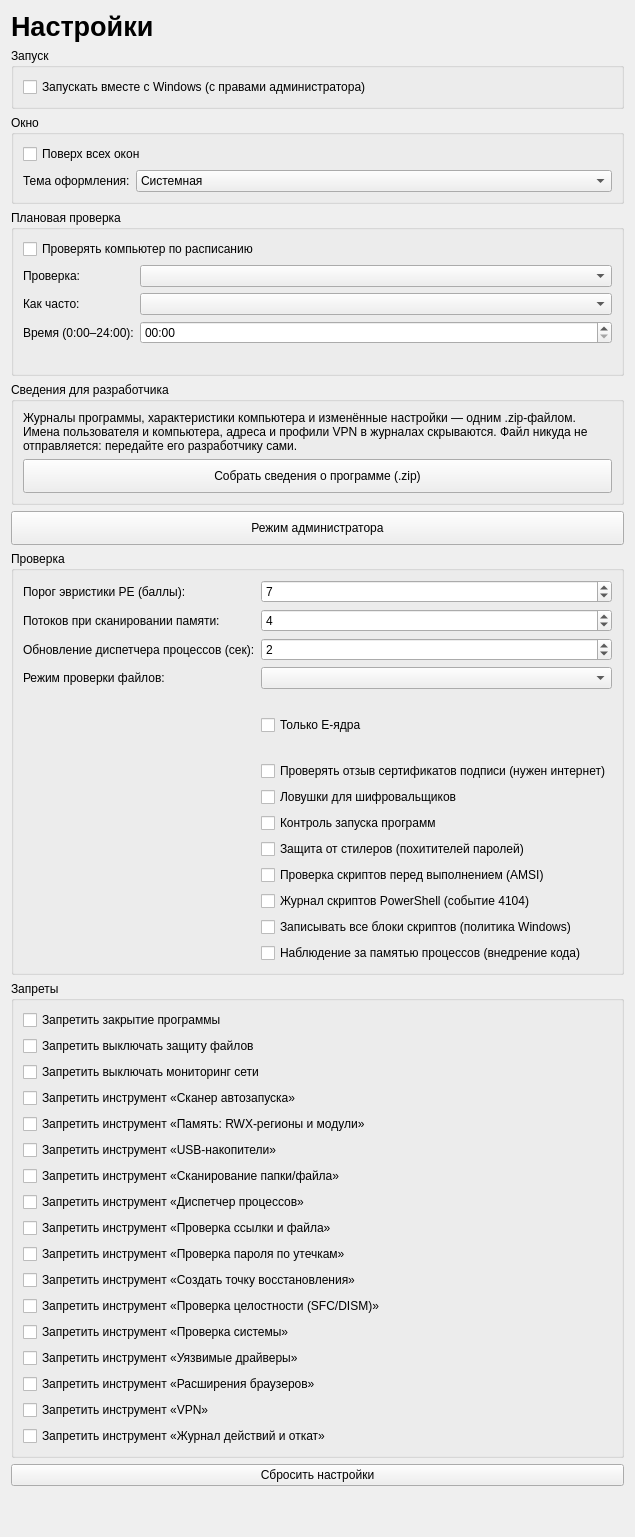
Before: the Qt Designer form ui/designer/settings_page.ui in UnLuck000/StretchBIT_AV, drawn with Qt 5.
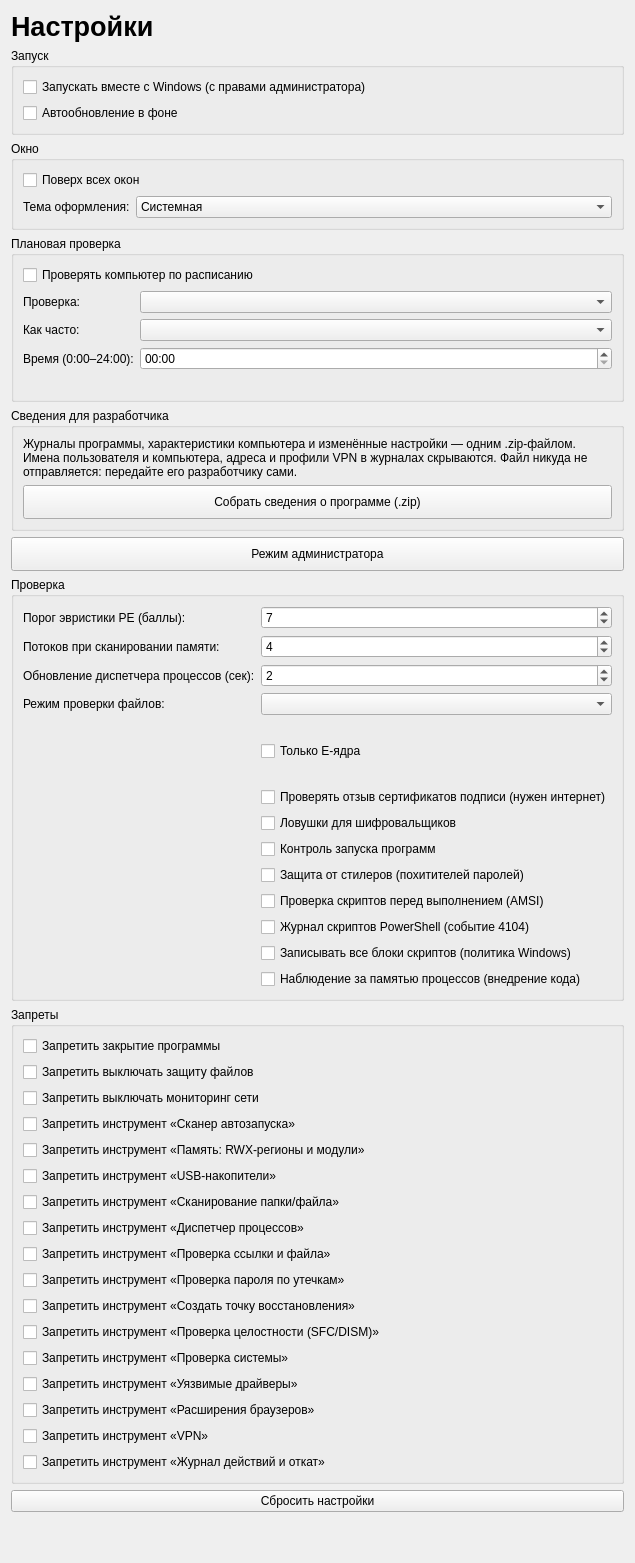
After: the same form once the commit is applied.

Commit message: Автообновление в фоне (настройка под пароль)

```diff
--- a/ui/designer/settings_page.ui
+++ b/ui/designer/settings_page.ui
@@ -14,6 +14,7 @@
      <property name="title"><string>Запуск</string></property>
      <layout class="QVBoxLayout" name="layoutStartup">
       <item><widget class="QCheckBox" name="chkAutostart"><property name="toolTip"><string>Задание планировщика Windows при входе в систему, с наивысшими правами: программа запускается от администратора без окна UAC. Создать или убрать задание можно только из программы, запущенной от администратора.</string></property><property name="text"><string>Запускать вместе с Windows (с правами администратора)</string></property></widget></item>
+       <item><widget class="QCheckBox" name="chkAutoUpdate"><property name="toolTip"><string>Новую версию программа скачает и запустит её установщик сама, без вопроса (появится мастер установщика). После установки окно вернётся туда, где было: в трей или на экран.</string></property><property name="text"><string>Автообновление в фоне</string></property></widget></item>
      </layout>
     </widget>
    </item>
```
The commit also changes 6 other files.
